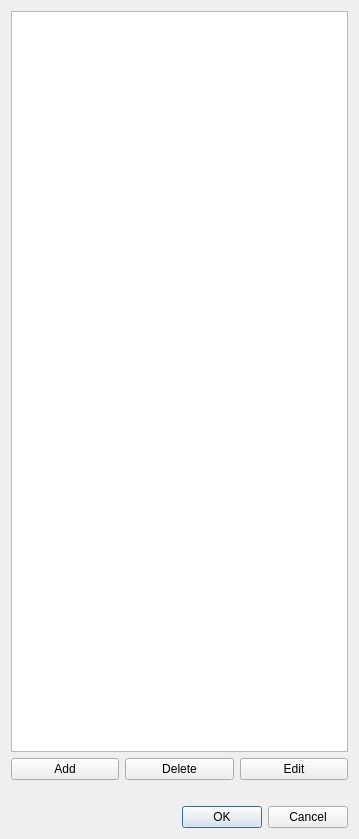
Qt form src/dlgroleseditor.ui (syyyr/shvspy) before a commit.
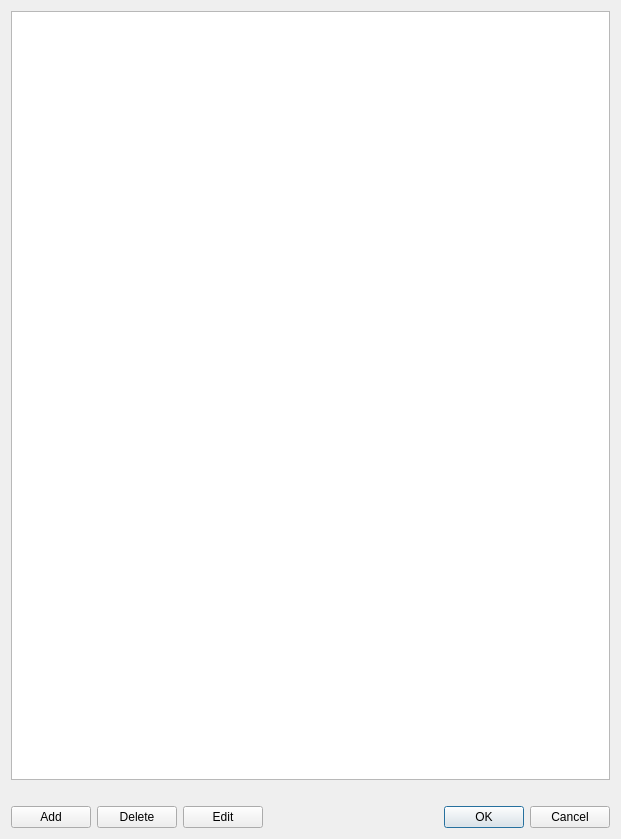
The same form after that commit.

```diff
--- a/src/dlgroleseditor.ui
+++ b/src/dlgroleseditor.ui
@@ -6,7 +6,7 @@
    <rect>
     <x>0</x>
     <y>0</y>
-    <width>359</width>
+    <width>621</width>
     <height>839</height>
    </rect>
   </property>
@@ -21,6 +21,13 @@
      </property>
     </widget>
    </item>
+   <item>
+    <widget class="QLabel" name="lblStatus">
+     <property name="text">
+      <string/>
+     </property>
+    </widget>
+   </item>
    <item>
     <layout class="QHBoxLayout" name="horizontalLayout">
      <item>
@@ -62,14 +69,18 @@
        </property>
       </widget>
      </item>
-    </layout>
-   </item>
    <item>
-    <widget class="QLabel" name="lblStatus">
-     <property name="text">
-      <string/>
-     </property>
-    </widget>
+      <spacer name="horizontalSpacer">
+       <property name="orientation">
+        <enum>Qt::Horizontal</enum>
+       </property>
+       <property name="sizeHint" stdset="0">
+        <size>
+         <width>40</width>
+         <height>20</height>
+        </size>
+       </property>
+      </spacer>
    </item>
    <item>
     <widget class="QDialogButtonBox" name="buttonBox">
@@ -80,6 +91,8 @@
       <set>QDialogButtonBox::Cancel|QDialogButtonBox::Ok</set>
      </property>
     </widget>
+     </item>
+    </layout>
    </item>
   </layout>
  </widget>
```
Lines whose indentation alone changed are shown as unchanged.
